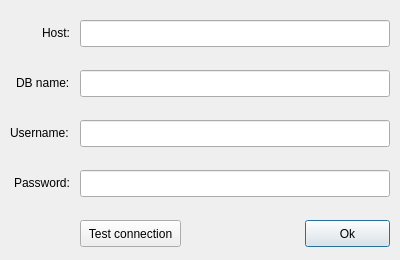
Old version of the form HVTWO/dbDialog.ui in the repository reykjalin/Gagnavinnsla.
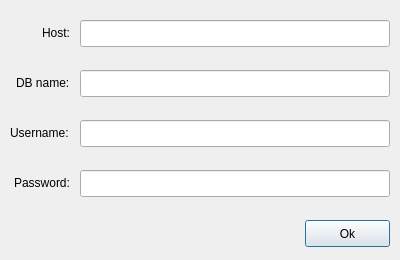
New version of the form.

Diff of the .ui file:
```diff
--- a/HVTWO/dbDialog.ui
+++ b/HVTWO/dbDialog.ui
@@ -130,22 +130,6 @@
     <string>Return</string>
    </property>
   </widget>
-  <widget class="QPushButton" name="btnTest">
-   <property name="geometry">
-    <rect>
-     <x>80</x>
-     <y>220</y>
-     <width>101</width>
-     <height>27</height>
-    </rect>
-   </property>
-   <property name="text">
-    <string>Test connection</string>
-   </property>
-   <property name="shortcut">
-    <string>Ctrl+T</string>
-   </property>
-  </widget>
  </widget>
  <resources/>
  <connections/>
```
